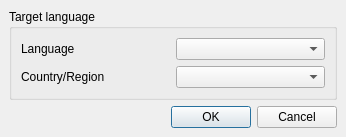
Above: tools/linguist/linguist/translationsettings.ui from Fat-Zer/qt4-historical before the change. Below: the same form after it.
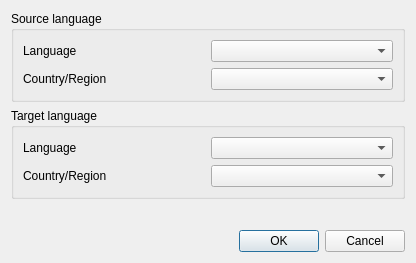
That is the form after the change.

Diff of the .ui file:
```diff
--- a/tools/linguist/linguist/translationsettings.ui
+++ b/tools/linguist/linguist/translationsettings.ui
@@ -1,42 +1,75 @@
-<ui version="4.0" >
- <class>TranslationSettings</class>
- <widget class="QDialog" name="TranslationSettings" >
-  <property name="geometry" >
+<?xml version="1.0" encoding="UTF-8"?>
+<ui version="4.0">
+ <class>TranslationSettingsDialog</class>
+ <widget class="QDialog" name="translationSettingsDialog">
+  <property name="geometry">
    <rect>
     <x>0</x>
     <y>0</y>
-    <width>346</width>
-    <height>125</height>
+    <width>416</width>
+    <height>263</height>
    </rect>
   </property>
   <property name="windowTitle" >
    <string>Qt Linguist - Translation file settings</string>
   </property>
-  <layout class="QVBoxLayout" >
-   <property name="margin" >
-    <number>9</number>
-   </property>
-   <property name="spacing" >
-    <number>6</number>
-   </property>
+  <layout class="QVBoxLayout" name="verticalLayout">
    <item>
-    <widget class="QGroupBox" name="groupBox" >
-     <property name="title" >
+    <widget class="QGroupBox" name="srcGroupBox">
+     <property name="title">
+      <string>Source language</string>
+     </property>
+     <layout class="QGridLayout" name="_2">
+      <property name="margin">
+       <number>9</number>
+      </property>
+      <property name="spacing">
+       <number>6</number>
+      </property>
+      <item row="0" column="1">
+       <widget class="QComboBox" name="srcCbLanguageList"/>
+      </item>
+      <item row="0" column="0">
+       <widget class="QLabel" name="srcLblLanguage">
+        <property name="text">
+         <string>Language</string>
+        </property>
+        <property name="buddy">
+         <cstring>tgtCbLanguageList</cstring>
+        </property>
+       </widget>
+      </item>
+      <item row="1" column="1">
+       <widget class="QComboBox" name="srcCbCountryList"/>
+      </item>
+      <item row="1" column="0">
+       <widget class="QLabel" name="srcLblCountry">
+        <property name="text">
+         <string>Country/Region</string>
+        </property>
+       </widget>
+      </item>
+     </layout>
+    </widget>
+   </item>
+   <item>
+    <widget class="QGroupBox" name="tgtGroupBox">
+     <property name="title">
       <string>Target language</string>
      </property>
-     <layout class="QGridLayout" >
-      <property name="margin" >
+     <layout class="QGridLayout">
+      <property name="margin">
        <number>9</number>
       </property>
-      <property name="spacing" >
+      <property name="spacing">
        <number>6</number>
       </property>
-      <item row="0" column="1" >
-       <widget class="QComboBox" name="cbLanguageList" />
+      <item row="0" column="1">
+       <widget class="QComboBox" name="tgtCbLanguageList"/>
       </item>
-      <item row="0" column="0" >
-       <widget class="QLabel" name="label" >
-        <property name="text" >
+      <item row="0" column="0">
+       <widget class="QLabel" name="tgtLblLanguage">
+        <property name="text">
          <string>Language</string>
         </property>
         <property name="buddy" >
@@ -44,12 +77,12 @@
         </property>
        </widget>
       </item>
-      <item row="1" column="1" >
-       <widget class="QComboBox" name="cbCountryList" />
+      <item row="1" column="1">
+       <widget class="QComboBox" name="tgtCbCountryList"/>
       </item>
-      <item row="1" column="0" >
-       <widget class="QLabel" name="lblCountry" >
-        <property name="text" >
+      <item row="1" column="0">
+       <widget class="QLabel" name="tgtLblCountry">
+        <property name="text">
          <string>Country/Region</string>
         </property>
        </widget>
@@ -58,12 +91,25 @@
     </widget>
    </item>
    <item>
-    <widget class="QDialogButtonBox" name="buttonBox" >
-     <property name="orientation" >
+    <spacer name="verticalSpacer">
+     <property name="orientation">
+      <enum>Qt::Vertical</enum>
+     </property>
+     <property name="sizeHint" stdset="0">
+      <size>
+       <width>20</width>
+       <height>100</height>
+      </size>
+     </property>
+    </spacer>
+   </item>
+   <item>
+    <widget class="QDialogButtonBox" name="buttonBox">
+     <property name="orientation">
       <enum>Qt::Horizontal</enum>
      </property>
-     <property name="standardButtons" >
-      <set>QDialogButtonBox::Cancel|QDialogButtonBox::NoButton|QDialogButtonBox::Ok</set>
+     <property name="standardButtons">
+      <set>QDialogButtonBox::Cancel|QDialogButtonBox::Ok</set>
      </property>
     </widget>
    </item>
```
Left out of the diff: 38 changed lines with no effect on the pictures.
